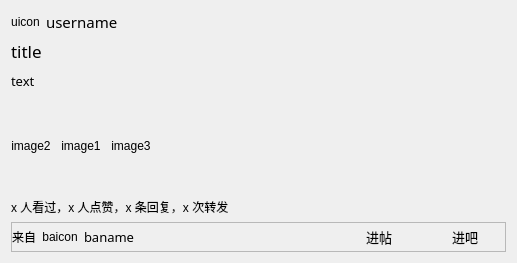
Old version of the form resf/tie_preview.ui in the repository clb-128258/TiebaDesktop.
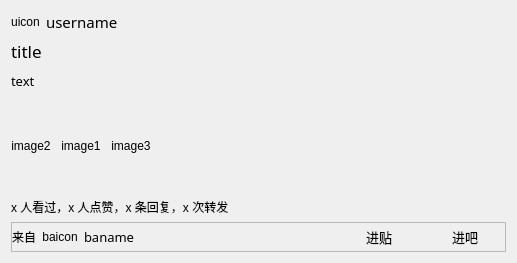
New version of the form.

The edit to the form file:
```diff
--- a/resf/tie_preview.ui
+++ b/resf/tie_preview.ui
@@ -249,7 +249,7 @@
            </font>
           </property>
           <property name="text">
-           <string>进帖</string>
+           <string>进贴</string>
           </property>
           <property name="flat">
            <bool>true</bool>
```
Left out of the diff: 2 changed lines with no effect on the pictures.
